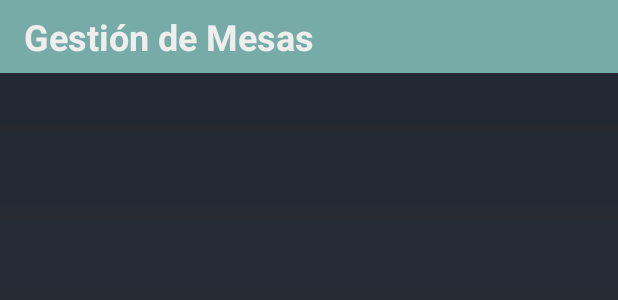
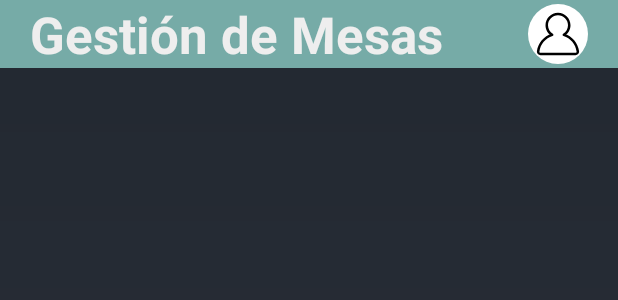
Before and after one commit to AlejandroPerezFernandez8/ComandaXpress, an Android app: the layout activity_mesas.xml on its own in the app's theme, with its tools: preview values and no code run, on a phone screen of 412 x 824 dp. Shown: the top 300 px of the screen. Run offline under Robolectric (Android 15) with nearby library versions, the phone set to English and light mode, and no system bars; network calls fail.

```diff
--- a/ComandaXpress-APP/app/src/main/java/com/example/comandaxpress/API/UsuarioService.java
+++ b/ComandaXpress-APP/app/src/main/java/com/example/comandaxpress/API/UsuarioService.java
@@ -22,7 +22,7 @@ import java.util.Map;
 public class UsuarioService {
 
     public static void loginUsuario(Context context, String nombreUsuario, String contraseña, LoginCallBack callBack) {
-        String url = "http://192.168.1.131:8080/usuarios/login";  // Asegúrate de que esta URL es correcta
+        String url = "http://192.168.1.131:8080/usuarios/login";
         StringRequest stringRequest = new StringRequest(Request.Method.POST, url,
                 new Response.Listener<String>() {
                     @Override
--- a/ComandaXpress-APP/app/src/main/java/com/example/comandaxpress/Pantallas/RegistroActivity.java
+++ b/ComandaXpress-APP/app/src/main/java/com/example/comandaxpress/Pantallas/RegistroActivity.java
@@ -162,7 +162,6 @@ public class RegistroActivity extends AppCompatActivity implements RegistroCallb
         super.onRequestPermissionsResult(requestCode, permissions, grantResults);
         if (requestCode == MY_CAMERA_PERMISSION_CODE) {
             if (grantResults.length > 0 && grantResults[0] == PackageManager.PERMISSION_GRANTED) {
-                Toast.makeText(this, "Aceptado", Toast.LENGTH_LONG).show();
                 // Iniciar la cámara después de que el permiso ha sido concedido
                 openCamera();
             } else {
--- a/ComandaXpress-APP/app/src/main/res/layout/activity_login.xml
+++ b/ComandaXpress-APP/app/src/main/res/layout/activity_login.xml
@@ -32,7 +32,7 @@
         <!-- Panel de Formulario -->
         <androidx.constraintlayout.widget.ConstraintLayout
             android:id="@+id/panel"
-            android:layout_width="360dp"
+            android:layout_width="0dp"
             android:layout_height="wrap_content"
             android:background="@drawable/panel_fondo_transparente_redondeado"
             app:layout_constraintBottom_toBottomOf="parent"
@@ -41,6 +41,8 @@
             app:layout_constraintTop_toBottomOf="@+id/Titulo"
             android:padding="20dp"
             android:layout_marginTop="100dp"
+            android:layout_marginRight="30dp"
+            android:layout_marginLeft="30dp"
             >
 
             <!-- Campos de Usuario y Contraseña -->
--- a/ComandaXpress-APP/app/src/main/res/layout/activity_mesas.xml
+++ b/ComandaXpress-APP/app/src/main/res/layout/activity_mesas.xml
@@ -7,23 +7,39 @@
     android:background="@drawable/fondo"
     tools:context=".Pantallas.MesasActivity">
 
-    <!-- Título -->
-    <TextView
-        android:id="@+id/titulo"
+    <LinearLayout
+        android:id="@+id/linearLayoutTituloImagen"
         android:layout_width="0dp"
         android:layout_height="wrap_content"
+        android:orientation="horizontal"
+        android:gravity="center_vertical"
         android:background="@color/colorLightBlue"
-        android:paddingStart="16dp"
-        android:paddingTop="8dp"
-        android:paddingEnd="16dp"
-        android:paddingBottom="8dp"
-        android:text="Gestión de Mesas"
-        android:textColor="@color/colorOffWhite"
-        android:textSize="24sp"
-        android:textStyle="bold"
         app:layout_constraintTop_toTopOf="parent"
         app:layout_constraintStart_toStartOf="parent"
-        app:layout_constraintEnd_toEndOf="parent"/>
+        app:layout_constraintEnd_toEndOf="parent"
+        android:paddingStart="20dp"
+        android:paddingEnd="20dp">
+
+        <!-- Título -->
+        <TextView
+            android:id="@+id/titulo"
+            android:layout_width="0dp"
+            android:layout_height="wrap_content"
+            android:layout_weight="1"
+            android:text="Gestión de Mesas"
+            android:textColor="@color/colorOffWhite"
+            android:textSize="34sp"
+            android:textStyle="bold"/>
+
+        <!-- Imagen circular al lado del título -->
+        <de.hdodenhof.circleimageview.CircleImageView
+            android:id="@+id/fotoPerfilMesas"
+            android:layout_width="40dp"
+            android:layout_height="40dp"
+            android:src="@drawable/fotoperfil"
+            android:layout_marginStart="16dp" />
+
+    </LinearLayout>
 
     <!-- ListView para mesas -->
     <ListView
@@ -32,7 +48,7 @@
         android:layout_height="0dp"
         android:divider="@android:color/transparent"
         android:dividerHeight="10dp"
-        app:layout_constraintTop_toBottomOf="@id/titulo"
+        app:layout_constraintTop_toBottomOf="@id/linearLayoutTituloImagen"
         app:layout_constraintBottom_toBottomOf="parent"
         app:layout_constraintStart_toStartOf="parent"
         app:layout_constraintEnd_toEndOf="parent">
--- a/ComandaXpress-APP/app/src/main/res/layout/activity_registro.xml
+++ b/ComandaXpress-APP/app/src/main/res/layout/activity_registro.xml
@@ -129,7 +129,6 @@
                     android:layout_height="70dp"
                     android:src="@drawable/fotoperfil"
                     android:scaleType="centerCrop"
-
                     />
 
                 <Button
```
Also changed, not shown: ComandaXpress-APP/app/src/main/java/com/example/comandaxpress/Pantallas/LoginActivity.java (+18 -7 lines), ComandaXpress-APP/app/src/main/java/com/example/comandaxpress/Pantallas/MesasActivity.java (+19 -3 lines), ComandaXpress-APP/app/src/main/java/com/example/comandaxpress/Util/CryptoUtils.java (added, +61 -0 lines).
